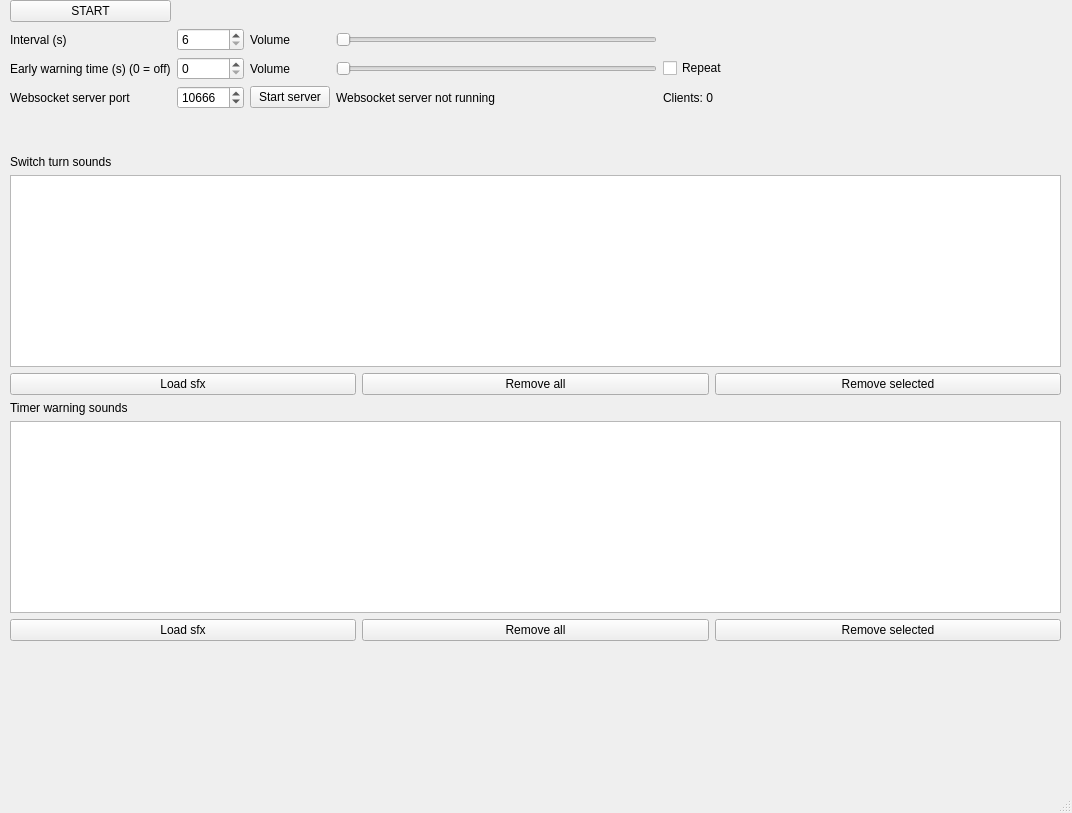
Before: the Qt Designer form mainwindow.ui in SirDifferential/baskdrinker, drawn with Qt 5.
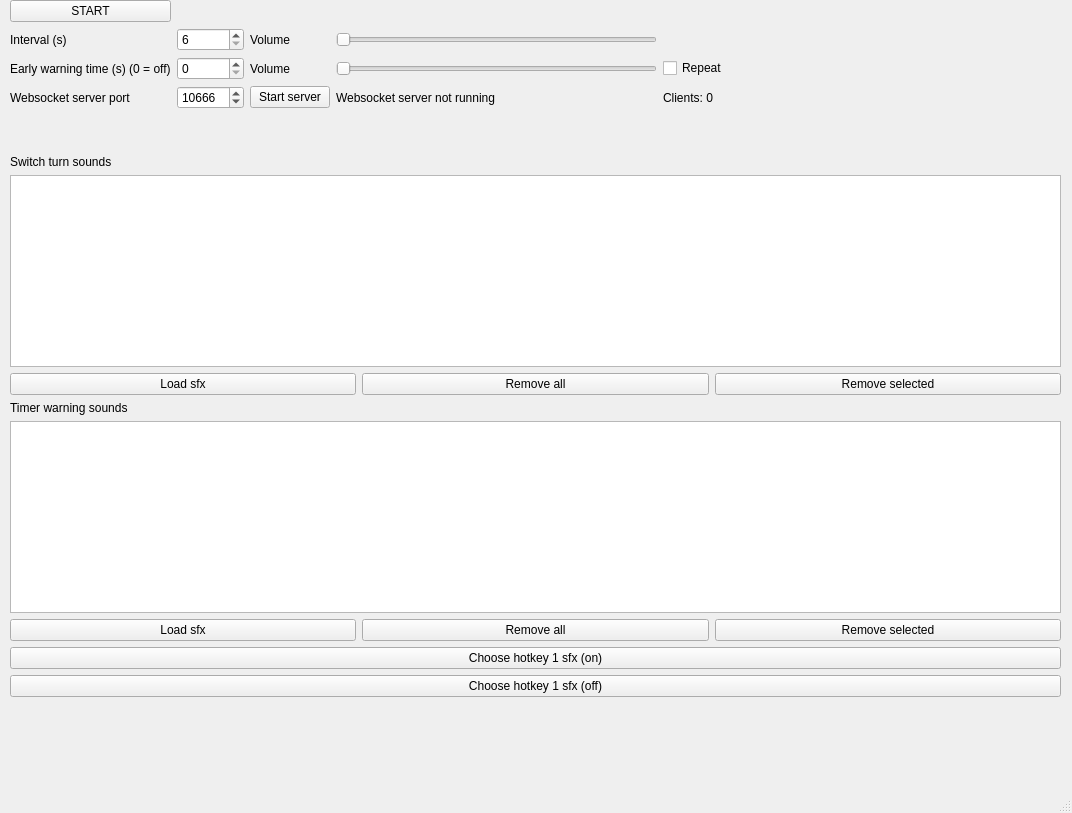
After: the same form once the commit is applied. Icons and pictures are not drawn.

Commit message: add hotkey for controlling start stop

```diff
--- a/mainwindow.ui
+++ b/mainwindow.ui
@@ -284,6 +284,20 @@
        </item>
       </layout>
      </item>
+     <item>
+      <widget class="QPushButton" name="hotkey1_fsx_on_button">
+       <property name="text">
+        <string>Choose hotkey 1 sfx (on)</string>
+       </property>
+      </widget>
+     </item>
+     <item>
+      <widget class="QPushButton" name="hotkey1_fsx_off_button">
+       <property name="text">
+        <string>Choose hotkey 1 sfx (off)</string>
+       </property>
+      </widget>
+     </item>
      <item>
       <spacer name="verticalSpacer_2">
        <property name="orientation">
```
Left out of the diff: 150 changed lines with no effect on the pictures. The commit also changes 18 other files.
